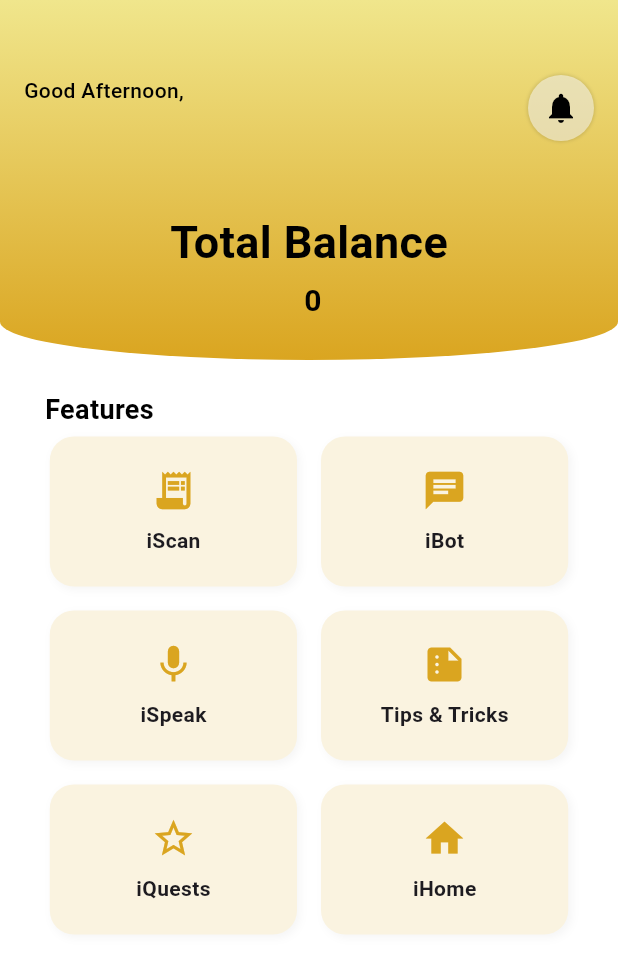
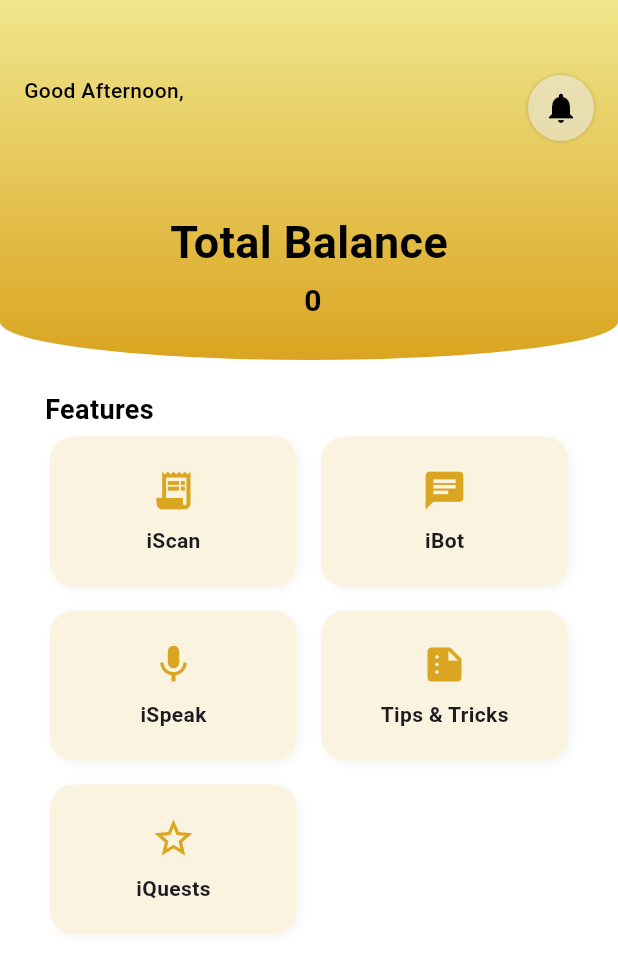
Before and after one commit to luciuswilbert/expenseApp, a Flutter app: the HomePage screen opened directly, on a phone screen of 412 x 824 dp. Shown: the top 974 px of the screen. Run offline on Flutter 3.47's test engine with Material 3 defaults, Android fonts, the light colour scheme and no system bars; our stand-ins replace carousel_slider, cloud_firestore, firebase_auth, firebase_core, firebase_storage, fl_chart and 9 more; missing offline and left inert: flutter_sound, google_speech; accounts and stored records are empty; project files that could hold a hidden picture were left out.

Commit message:
Without iHome

```diff
--- a/lib/pages/home/home_page.dart
+++ b/lib/pages/home/home_page.dart
@@ -206,9 +206,9 @@ class _HomePageState extends State<HomePage> {
                   _buildFeatureCard(Icons.star_border, "iQuests", () {
                     Navigator.pushNamed(context, '/quests');
                   }),
-                  _buildFeatureCard(Icons.home, "iHome", () {
-                    Navigator.pushNamed(context, "/iHome");
-                  }),
+                  // _buildFeatureCard(Icons.home, "iHome", () {
+                  //   Navigator.pushNamed(context, "/iHome");
+                  // }),
                 ],
               ),
             ),
```
